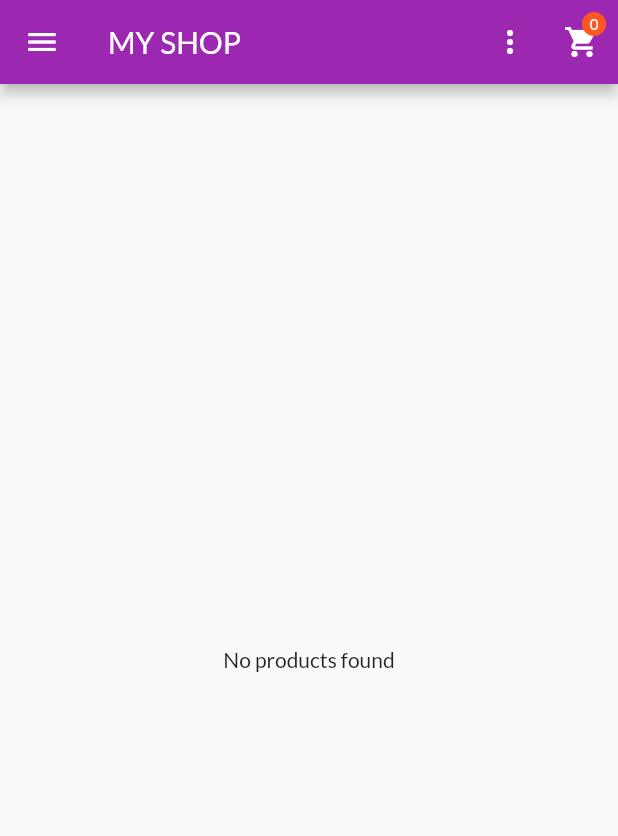
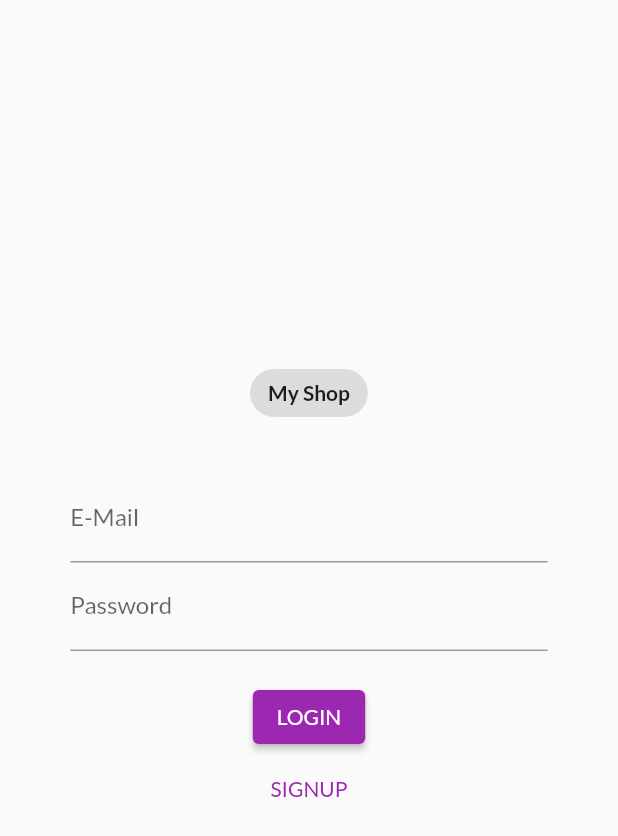
Before and after one commit to ak29creations/My-Shop, a Flutter app: the screen it shows after launch, on a phone screen of 412 x 824 dp. Shown: the top 836 px of the screen. Run offline on Flutter 3.47's test engine with Material 2 defaults, Android fonts, the phone set to English and light mode, and no system bars.

Commit message:
fifth commit

```diff
--- a/lib/main.dart
+++ b/lib/main.dart
@@ -1,5 +1,8 @@
 import 'package:flutter/material.dart';
 import 'package:provider/provider.dart';
+import 'package:shop/screens/products_overview_screen.dart';
+import '../providers/auth.dart';
+import '../screens/auth_screen.dart';
 import '../screens/user_products_screen.dart';
 import '../screens/orders_screen.dart';
 import '../providers/products.dart';
@@ -7,7 +10,7 @@ import '../providers/cart.dart';
 import '../providers/orders.dart';
 import '../screens/cart_screen.dart';
 import './screens/product_detail_screen.dart';
-import './screens/products_overview_screen.dart';
+// import './screens/products_overview_screen.dart';
 import './screens/edit_product_screen.dart';
 
 void main() {
@@ -23,6 +26,9 @@ class MyApp extends StatelessWidget {
     return MultiProvider(
       providers: [
         ChangeNotifierProvider(
+          create: (ctx) => Auth(),
+        ),
+        ChangeNotifierProvider(
           create: (ctx) => Products(),
         ),
         ChangeNotifierProvider(
@@ -32,14 +38,16 @@ class MyApp extends StatelessWidget {
           create: (ctx) => Orders(),
         ),
       ],
-      child: MaterialApp(
+      child: Consumer<Auth>(
+        builder: (ctx, auth, _) => MaterialApp(
           debugShowCheckedModeBanner: false,
           title: 'Flutter Demo',
           theme: ThemeData(
             primarySwatch: Colors.purple,
             fontFamily: 'Lato',
           ),
-        home: const ProductsOverviewSreen(),
+          home:
+              auth.isAuth ? const ProductsOverviewSreen() : const AuthScreen(),
           routes: {
             ProductDetailScreen.routeName: (ctx) => const ProductDetailScreen(),
             CartScreen.routeName: (ctx) => const CartScreen(),
@@ -48,6 +56,7 @@ class MyApp extends StatelessWidget {
             EditProductScreen.routeName: (ctx) => const EditProductScreen(),
           },
         ),
+      ),
     );
   }
 }
--- /dev/null
+++ b/lib/providers/auth.dart
@@ -0,0 +1,62 @@
+import 'package:flutter/material.dart';
+import 'package:http/http.dart' as http;
+import '../models/http_exception.dart';
+
+import 'dart:convert';
+
+class Auth with ChangeNotifier {
+  String? _token;
+  DateTime? _expiryDate;
+  String? _userId;
+
+  bool get isAuth {
+    return token != null.toString();
+  }
+
+  String get token {
+    if (_expiryDate != null &&
+        _expiryDate!.isAfter(DateTime.now()) &&
+        _token != null) {
+      return _token.toString();
+    }
+    return null.toString();
+  }
+
+  Future<void> _authenticate(
+      String email, String password, String urlSegment) async {
+    final url = Uri.parse(
+        'https://identitytoolkit.googleapis.com/v1/accounts:$urlSegment?key=AIzaSyCOopVwc7ut2aItj_RTWOUdwpJTW6epr1U');
+    try {
+      final response = await http.post(
+        url,
+        body: json.encode({
+          'email': email,
+          'password': password,
+          'returnSecureToken': true,
+        }),
+      );
+      final resposeData = json.decode(response.body);
+      if (resposeData['error'] != null) {
+        throw HttpException(resposeData['error']['message']);
+      }
+      _token = resposeData['idToken'];
+      _userId = resposeData['localId'];
+      _expiryDate = DateTime.now().add(
+        Duration(
+          seconds: int.parse(resposeData['expiresIn']),
+        ),
+      );
+      notifyListeners();
+    } catch (error) {
+      rethrow;
+    }
+  }
+
+  Future<void> signUp(String email, String password) async {
+    return _authenticate(email, password, 'signUp');
+  }
+
+  Future<void> signIn(String email, String password) async {
+    return _authenticate(email, password, 'signInWithPassword');
+  }
+}
--- /dev/null
+++ b/lib/screens/auth_screen.dart
@@ -0,0 +1,193 @@
+import 'package:flutter/material.dart';
+import 'package:provider/provider.dart';
+import 'package:shop/models/http_exception.dart';
+import '../providers/auth.dart';
+
+enum AuthMode { signup, login }
+
+class AuthScreen extends StatefulWidget {
+  static const routeName = '/auth';
+
+  const AuthScreen({
+    Key? key,
+  }) : super(key: key);
+
+  @override
+  _AuthScreenState createState() => _AuthScreenState();
+}
+
+class _AuthScreenState extends State<AuthScreen> {
+  final GlobalKey<FormState> _formKey = GlobalKey();
+  AuthMode _authMode = AuthMode.login;
+  final Map<String, String> _authData = {
+    'email': '',
+    'password': '',
+  };
+  var _isLoading = false;
+  final _passwordController = TextEditingController();
+
+  void _showErrorMsg(String message) {
+    showDialog(
+        context: context,
+        builder: (ctx) => AlertDialog(
+              title: const Text("An error occurred"),
+              content: Text(message),
+              actions: [
+                TextButton(
+                  child: const Text("Ok"),
+                  onPressed: () => Navigator.of(context).pop(),
+                ),
+              ],
+            ));
+  }
+
+  Future<void> _submit() async {
+    if (!_formKey.currentState!.validate()) {
+      // Invalid!
+      return;
+    }
+    _formKey.currentState!.save();
+    setState(() {
+      _isLoading = true;
+    });
+    try {
+      if (_authMode == AuthMode.login) {
+        // Log user in
+        await Provider.of<Auth>(context, listen: false)
+            .signIn(_authData['email']!, _authData['email']!);
+      } else {
+        // Sign user up
+        await Provider.of<Auth>(context, listen: false)
+            .signUp(_authData['email']!, _authData['email']!);
+      }
+    } on HttpException catch (e) {
+      var errorMsg = "Authentication failed";
+      if (e.toString().contains('EMAIL_EXISTS')) {
+        errorMsg = 'This email address already exists';
+      } else if (e.toString().contains('INVALID_EMAIL')) {
+        errorMsg = 'This is not a valid email address';
+      } else if (e.toString().contains('WEAK_PASSWORD')) {
+        errorMsg = 'This password is too weak.';
+      } else if (e.toString().contains('EMAIL_NOT_FOUND')) {
+        errorMsg = 'Could not find a user with that email.';
+      } else if (e.toString().contains('INVALID_PASSWORD')) {
+        errorMsg = 'Invalid password.';
+      }
+      _showErrorMsg(errorMsg);
+    } catch (e) {
+      const errorMsg = "Could not authenticate you.Please try again later";
+      _showErrorMsg(errorMsg);
+    }
+    setState(() {
+      _isLoading = false;
+    });
+  }
+
+  void _switchAuthMode() {
+    if (_authMode == AuthMode.login) {
+      setState(() {
+        _authMode = AuthMode.signup;
+      });
+    } else {
+      setState(() {
+        _authMode = AuthMode.login;
+      });
+    }
+  }
+
+  @override
+  Widget build(BuildContext context) {
+    final deviceSize = MediaQuery.of(context).size;
+    return Scaffold(
+      body: Center(
+        child: Container(
+          height: _authMode == AuthMode.signup ? 460 : 380,
+          width: deviceSize.width * 0.85,
+          padding: const EdgeInsets.all(16.0),
+          child: Form(
+            key: _formKey,
+            child: SingleChildScrollView(
+              child: Column(
+                children: [
+                  const Chip(
+                    label: Text("My Shop"),
+                    labelStyle: TextStyle(
+                      fontWeight: FontWeight.bold,
+                    ),
+                  ),
+                  const SizedBox(
+                    height: 30,
+                  ),
+                  TextFormField(
+                    decoration: const InputDecoration(labelText: 'E-Mail'),
+                    keyboardType: TextInputType.emailAddress,
+                    validator: (value) {
+                      if (value!.isEmpty) {
+                        return 'E-Mail field is required';
+                      } else if (!value.contains('@')) {
+                        return 'Invalid email!';
+                      }
+                      return null;
+                    },
+                    onSaved: (value) {
+                      _authData['email'] = value.toString();
+                    },
+                  ),
+                  TextFormField(
+                    decoration: const InputDecoration(labelText: 'Password'),
+                    obscureText: true,
+                    controller: _passwordController,
+                    validator: (value) {
+                      if (value!.isEmpty) {
+                        return 'Password field is required';
+                      } else if (value.length < 5) {
+                        return 'Password is too short!';
+                      }
+                      return null;
+                    },
+                    onSaved: (value) {
+                      _authData['password'] = value.toString();
+                    },
+                  ),
+                  if (_authMode == AuthMode.signup)
+                    TextFormField(
+                      enabled: _authMode == AuthMode.signup,
+                      decoration:
+                          const InputDecoration(labelText: 'Confirm Password'),
+                      obscureText: true,
+                      validator: _authMode == AuthMode.signup
+                          ? (value) {
+                              if (value!.isEmpty) {
+                                return 'Confirm Password field is required';
+                              } else if (value != _passwordController.text) {
+                                return 'Passwords do not match!';
+                              }
+                              return null;
+                            }
+                          : null,
+                    ),
+                  const SizedBox(
+                    height: 20,
+                  ),
+                  if (_isLoading)
+                    const CircularProgressIndicator()
+                  else
+                    ElevatedButton(
+                      child: Text(
+                          _authMode == AuthMode.login ? 'LOGIN' : 'SIGN UP'),
+                      onPressed: _submit,
+                    ),
+                  TextButton(
+                    child:
+                        Text(_authMode == AuthMode.login ? 'SIGNUP' : 'LOGIN'),
+                    onPressed: _switchAuthMode,
+                  ),
+                ],
+              ),
+            ),
+          ),
+        ),
+      ),
+    );
+  }
+}
```
Lines whose indentation alone changed are shown as unchanged.
